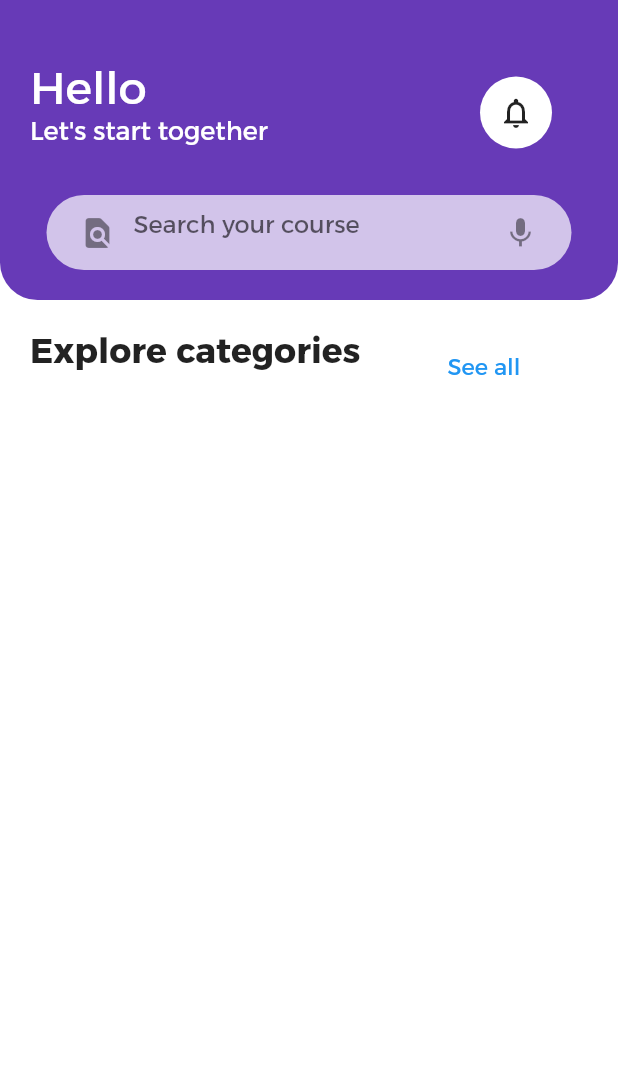
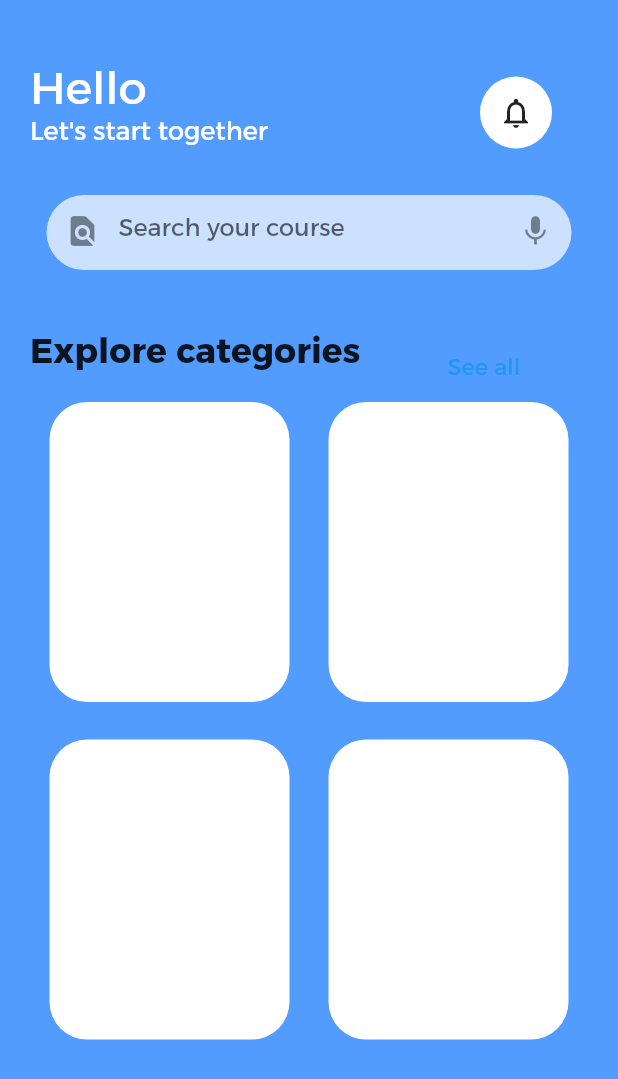
Before and after one commit to alexcao194/flash_card, a Flutter app: the screen it shows after launch, on a phone screen of 412 x 824 dp. Shown: the top 1079 px of the screen. Run offline on Flutter 3.47's test engine with Material 2 defaults, Android fonts, the phone set to English and light mode, and no system bars; our stand-ins replace equatable, flutter_bloc.

Commit message:
fix UI of home screen

```diff
--- a/lib/app/home/page/home_sc.dart
+++ b/lib/app/home/page/home_sc.dart
@@ -1,3 +1,4 @@
+import 'package:flash_card/config/app_color.dart';
 import 'package:flutter/material.dart';
 import 'course.dart';
 
@@ -7,83 +8,66 @@ class HomeSC extends StatelessWidget {
   @override
   Widget build(BuildContext context) {
     return Scaffold(
-      backgroundColor: Colors.white70,
+      backgroundColor: AppColor.blue,
       body: Stack(children: [
-        Container(
-          height: 200,
-          decoration: BoxDecoration(
-            borderRadius: BorderRadius.vertical(bottom: Radius.circular(25)),
-            color: Colors.deepPurple,
-          ),
-        ),
+        // Container(
+        //   height: 200,
+        //   decoration: const BoxDecoration(
+        //     borderRadius: BorderRadius.vertical(bottom: Radius.circular(25)),
+        //     color: Colors.deepPurple,
+        //   ),
+        // ),
         Padding(
           padding: const EdgeInsets.all(20.0),
           child: Column(
             children: [
               Row(children: [
-                Container(
+                SizedBox(
                   //padding: EdgeInsets.all(20.0),
                   width: 300,
                   height: 110,
                   child: Column(
                     crossAxisAlignment: CrossAxisAlignment.start,
-                    children: [
+                    children: const [
                       SizedBox(height: 20),
-                      Text(
-                        'Hello',
-                        style: TextStyle(
-                          fontSize: 30,
-                          fontWeight: FontWeight.w500,
-                          color: Colors.white,
-                        ),
+                      Text('Hello', style: TextStyle(fontSize: 30, fontWeight: FontWeight.w500, color: Colors.white),
                       ),
                       Text(
                         "Let's start together",
-                        style: TextStyle(
-                          fontSize: 17,
-                          color: Colors.white,
-                        ),
+                        style: TextStyle(fontSize: 17, color: Colors.white,),
                       ),
                     ],
                   ),
                 ),
                 Container(
-                  decoration: BoxDecoration(
+                  decoration: const BoxDecoration(
                     shape: BoxShape.circle,
                     color: Colors.white,
                   ),
                   child: IconButton(
                     onPressed: () {},
-                    icon: Icon(
-                      Icons.notifications_outlined,
-                    ),
+                    icon: const Icon(Icons.notifications_outlined),
                   ),
                 ),
               ]),
               Container(
                 height: 50,
                 width: 350,
-                decoration: BoxDecoration(
-                  borderRadius: BorderRadius.circular(50),
-                  color: Colors.white70,
-                ),
-                child: Padding(
-                  padding: const EdgeInsets.all(10.0),
-                  child: TextField(
-                    decoration: InputDecoration(
-                      border: InputBorder.none,
-                      prefixIcon: Icon(Icons.find_in_page_rounded),
-                      hintText: 'Search your course',
-                      suffixIcon: Icon(Icons.mic),
-                    ),
+                decoration: BoxDecoration(borderRadius: BorderRadius.circular(50), color: Colors.white70),
+                child: const TextField(
+                  decoration: InputDecoration(
+                    border: InputBorder.none,
+                    prefixIcon: Icon(Icons.find_in_page_rounded),
+                    hintText: 'Search your course',
+                    suffixIcon: Icon(Icons.mic),
                   ),
                 ),
               ),
-              SizedBox(height:40),
+              const SizedBox(height: 40),
               Row(
                 crossAxisAlignment: CrossAxisAlignment.start,
                 children: [
-                  Text(
+                  const Text(
                     "Explore categories",
                     style: TextStyle(
                       fontSize: 23,
@@ -92,28 +76,27 @@ class HomeSC extends StatelessWidget {
                   ),
                   const SizedBox(width: 50),
                   TextButton(
-                      onPressed: (){},
-                      child: Text(
+                      onPressed: () {},
+                      child: const Text(
                         'See all',
                         style: TextStyle(
                           fontSize: 15,
                           color: Colors.blue,
                         ),
-                      )
-                  )
+                      ))
                 ],
               ),
               Row(
                 mainAxisAlignment: MainAxisAlignment.spaceAround,
-                children: [
+                children: const [
                   Course(),
                   Course(),
                 ],
               ),
-              SizedBox(height: 25),
+              const SizedBox(height: 25),
               Row(
                 mainAxisAlignment: MainAxisAlignment.spaceAround,
-                children: [
+                children: const [
                   Course(),
                   Course(),
                 ],
@@ -121,7 +104,6 @@ class HomeSC extends StatelessWidget {
             ],
           ),
         ),
-
       ]),
     );
   }
```
